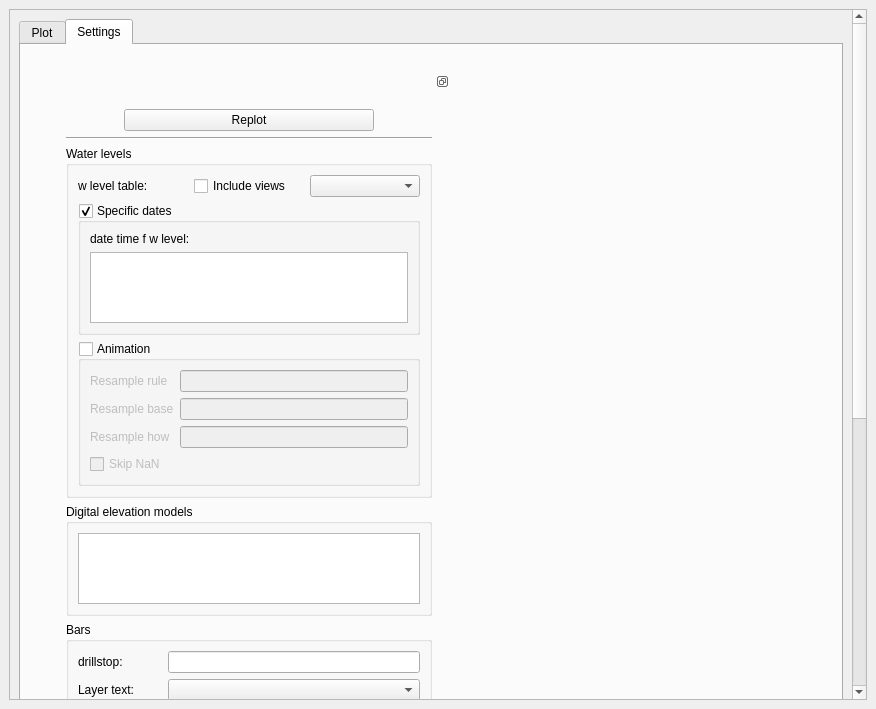
Above: ui/secplotdockwidget.ui from jkall/qgis-midvatten-plugin before the change. Below: the same form after it.
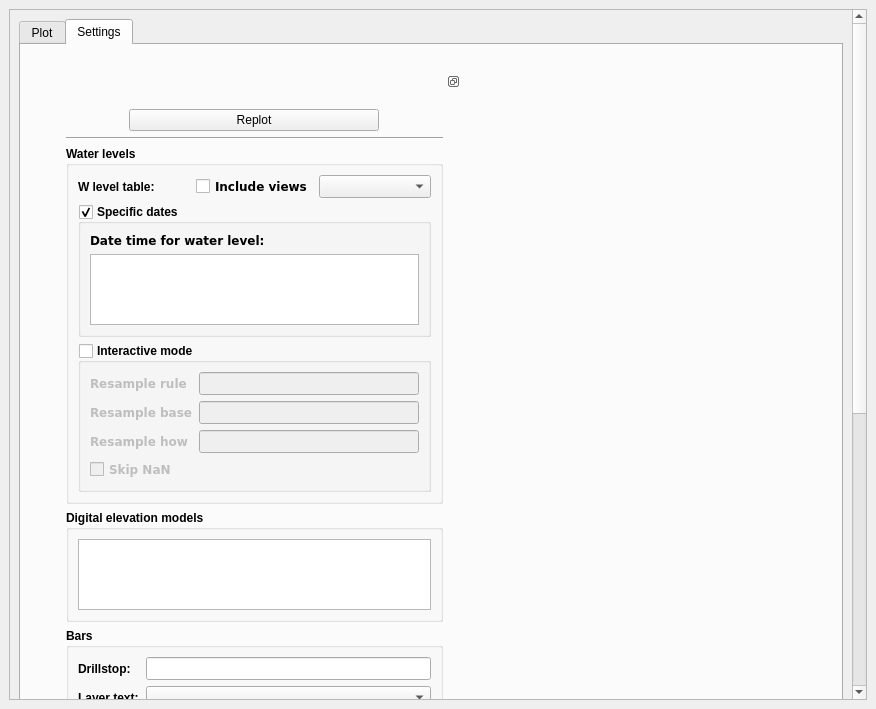
That is the form after the change. The open tabs and pages were chosen to show the change. Custom widgets are drawn as their Qt base class.

Commit message: Changed name from animation to interactive mode.

What changed in the file:
```diff
--- a/ui/secplotdockwidget.ui
+++ b/ui/secplotdockwidget.ui
@@ -27,9 +27,9 @@
        <property name="geometry">
         <rect>
          <x>0</x>
-         <y>0</y>
+         <y>-21</y>
          <width>835</width>
-         <height>1475</height>
+         <height>1436</height>
         </rect>
        </property>
        <layout class="QVBoxLayout" name="verticalLayout_9">
@@ -148,6 +148,12 @@
                            </item>
                            <item>
                             <widget class="QgsCollapsibleGroupBox" name="wlvl_groupbox">
+                             <property name="font">
+                              <font>
+                               <weight>75</weight>
+                               <bold>true</bold>
+                              </font>
+                             </property>
                              <property name="title">
                               <string>Water levels</string>
                              </property>
@@ -163,12 +169,18 @@
                                 <item>
                                  <widget class="QLabel" name="label">
                                   <property name="text">
-                                   <string>w level table:</string>
+                                   <string>W level table:</string>
                                   </property>
                                  </widget>
                                 </item>
                                 <item>
                                  <widget class="QCheckBox" name="include_views_checkBox">
+                                  <property name="font">
+                                   <font>
+                                    <family>DejaVu Sans</family>
+                                    <pointsize>9</pointsize>
+                                   </font>
+                                  </property>
                                   <property name="text">
                                    <string>Include views</string>
                                   </property>
@@ -176,6 +188,12 @@
                                 </item>
                                 <item>
                                  <widget class="QComboBox" name="wlvltableComboBox">
+                                  <property name="font">
+                                   <font>
+                                    <family>DejaVu Sans</family>
+                                    <pointsize>9</pointsize>
+                                   </font>
+                                  </property>
                                   <property name="toolTip">
                                    <string>Table with water level data</string>
                                   </property>
@@ -203,8 +221,14 @@
                                      <verstretch>0</verstretch>
                                     </sizepolicy>
                                    </property>
+                                   <property name="font">
+                                    <font>
+                                     <family>DejaVu Sans</family>
+                                     <pointsize>9</pointsize>
+                                    </font>
+                                   </property>
                                    <property name="text">
-                                    <string>date time f w level:</string>
+                                    <string>Date time for water level:</string>
                                    </property>
                                   </widget>
                                  </item>
@@ -216,6 +240,12 @@
                                      <verstretch>0</verstretch>
                                     </sizepolicy>
                                    </property>
+                                   <property name="font">
+                                    <font>
+                                     <family>DejaVu Sans</family>
+                                     <pointsize>9</pointsize>
+                                    </font>
+                                   </property>
                                    <property name="toolTip">
                                     <string>&lt;!DOCTYPE HTML PUBLIC &quot;-//W3C//DTD HTML 4.0//EN&quot; &quot;http://www.w3.org/TR/REC-html40/strict.dtd&quot;&gt;
 &lt;html&gt;&lt;head&gt;&lt;meta name=&quot;qrichtext&quot; content=&quot;1&quot; /&gt;&lt;style type=&quot;text/css&quot;&gt;
@@ -239,7 +269,7 @@
                               <item>
                                <widget class="QGroupBox" name="animation_groupbox">
                                 <property name="title">
-                                 <string>Animation</string>
+                                 <string>Interactive mode</string>
                                 </property>
                                 <property name="checkable">
                                  <bool>true</bool>
@@ -250,26 +280,58 @@
                                 <layout class="QGridLayout" name="gridLayout">
                                  <item row="1" column="1">
                                   <widget class="QLineEdit" name="resample_base">
+                                   <property name="font">
+                                    <font>
+                                     <family>DejaVu Sans</family>
+                                     <pointsize>9</pointsize>
+                                    </font>
+                                   </property>
                                    <property name="inputMethodHints">
                                     <set>Qt::ImhDigitsOnly</set>
                                    </property>
                                   </widget>
                                  </item>
                                  <item row="0" column="1">
-                                  <widget class="QLineEdit" name="resample_rule"/>
+                                  <widget class="QLineEdit" name="resample_rule">
+                                   <property name="font">
+                                    <font>
+                                     <family>DejaVu Sans</family>
+                                     <pointsize>9</pointsize>
+                                    </font>
+                                   </property>
+                                  </widget>
                                  </item>
                                  <item row="0" column="0">
                                   <widget class="QLabel" name="label_9">
+                                   <property name="font">
+                                    <font>
+                                     <family>DejaVu Sans</family>
+                                     <pointsize>9</pointsize>
+                                    </font>
+                                   </property>
                                    <property name="text">
                                     <string>Resample rule</string>
                                    </property>
                                   </widget>
                                  </item>
                                  <item row="2" column="1">
-                                  <widget class="QLineEdit" name="resample_how"/>
+                                  <widget class="QLineEdit" name="resample_how">
+                                   <property name="font">
+                                    <font>
+                                     <family>DejaVu Sans</family>
+                                     <pointsize>9</pointsize>
+                                    </font>
+                                   </property>
+                                  </widget>
                                  </item>
                                  <item row="1" column="0">
                                   <widget class="QLabel" name="label_10">
+                                   <property name="font">
+                                    <font>
+                                     <family>DejaVu Sans</family>
+                                     <pointsize>9</pointsize>
+                                    </font>
+                                   </property>
                                    <property name="text">
                                     <string>Resample base</string>
                                    </property>
@@ -277,6 +339,12 @@
                                  </item>
                                  <item row="2" column="0">
                                   <widget class="QLabel" name="label_11">
+                                   <property name="font">
+                                    <font>
+                                     <family>DejaVu Sans</family>
+                                     <pointsize>9</pointsize>
+                                    </font>
+                                   </property>
                                    <property name="text">
                                     <string>Resample how</string>
                                    </property>
@@ -290,6 +358,12 @@
                                      <verstretch>0</verstretch>
                                     </sizepolicy>
                                    </property>
+                                   <property name="font">
+                                    <font>
+                                     <family>DejaVu Sans</family>
+                                     <pointsize>9</pointsize>
+                                    </font>
+                                   </property>
                                    <property name="text">
                                     <string>Skip NaN</string>
                                    </property>
@@ -303,6 +377,12 @@
                            </item>
                            <item>
                             <widget class="QgsCollapsibleGroupBox" name="dem_groupbox">
+                             <property name="font">
+                              <font>
+                               <weight>75</weight>
+                               <bold>true</bold>
+                              </font>
+                             </property>
                              <property name="title">
                               <string>Digital elevation models</string>
                              </property>
@@ -315,6 +395,12 @@
                                   <verstretch>0</verstretch>
                                  </sizepolicy>
                                 </property>
+                                <property name="font">
+                                 <font>
+                                  <family>DejaVu Sans</family>
+                                  <pointsize>9</pointsize>
+                                 </font>
+                                </property>
                                 <property name="cursor" stdset="0">
                                  <cursorShape>ArrowCursor</cursorShape>
                                 </property>
@@ -337,6 +423,12 @@
                            </item>
                            <item>
                             <widget class="QgsCollapsibleGroupBox" name="bar_groupbox">
+                             <property name="font">
+                              <font>
+                               <weight>75</weight>
+                               <bold>true</bold>
+                              </font>
+                             </property>
                              <property name="title">
                               <string>Bars</string>
                              </property>
@@ -344,14 +436,14 @@
                               <item row="0" column="0">
                                <widget class="QLabel" name="label_2">
                                 <property name="text">
-                                 <string>drillstop:</string>
+                                 <string>Drillstop:</string>
                                 </property>
                                </widget>
                               </item>
                               <item row="3" column="0">
                                <widget class="QLabel" name="label_6">
                                 <property name="text">
-                                 <string>Barwidths</string>
+                                 <string>Barwidths:</string>
                                 </property>
                                </widget>
                               </item>
@@ -389,6 +481,12 @@
                                   <verstretch>0</verstretch>
                                  </sizepolicy>
                                 </property>
+                                <property name="font">
+                                 <font>
+                                  <family>DejaVu Sans</family>
+                                  <pointsize>9</pointsize>
+                                 </font>
+                                </property>
                                 <property name="toolTip">
                                  <string extracomment="not yet implemented">select specific drillstop that will be indicated in plot, use % for wildcard</string>
                                 </property>
@@ -399,6 +497,12 @@
                                 <property name="enabled">
                                  <bool>true</bool>
                                 </property>
+                                <property name="font">
+                                 <font>
+                                  <family>DejaVu Sans</family>
+                                  <pointsize>9</pointsize>
+                                 </font>
+                                </property>
                                </widget>
                               </item>
                               <item row="2" column="1" colspan="3">
@@ -433,6 +537,12 @@
                                  </item>
                                  <item>
                                   <widget class="QRadioButton" name="radioButton">
+                                   <property name="font">
+                                    <font>
+                                     <family>DejaVu Sans</family>
+                                     <pointsize>9</pointsize>
+                                    </font>
+                                   </property>
                                    <property name="text">
                                     <string>None</string>
                                    </property>
@@ -446,6 +556,12 @@
                                 <layout class="QHBoxLayout" name="horizontalLayout_3">
                                  <item>
                                   <widget class="QRadioButton" name="width_of_profile">
+                                   <property name="font">
+                                    <font>
+                                     <family>DejaVu Sans</family>
+                                     <pointsize>9</pointsize>
+                                    </font>
+                                   </property>
                                    <property name="text">
                                     <string>% of profile</string>
                                    </property>
@@ -456,6 +572,12 @@
                                  </item>
                                  <item>
                                   <widget class="QRadioButton" name="width_of_plot">
+                                   <property name="font">
+                                    <font>
+                                     <family>DejaVu Sans</family>
+                                     <pointsize>9</pointsize>
+                                    </font>
+                                   </property>
                                    <property name="text">
                                     <string>% of plot</string>
                                    </property>
@@ -472,6 +594,12 @@
                                      <height>27</height>
                                     </size>
                                    </property>
+                                   <property name="font">
+                                    <font>
+                                     <family>DejaVu Sans</family>
+                                     <pointsize>9</pointsize>
+                                    </font>
+                                   </property>
                                    <property name="toolTip">
                                     <string>give stratigraphy bar width (% of full scale) which also affects sampling interval for DEM(s)</string>
                                    </property>
@@ -491,6 +619,12 @@
                            </item>
                            <item>
                             <widget class="QgsCollapsibleGroupBox" name="plots_groupbox">
+                             <property name="font">
+                              <font>
+                               <weight>75</weight>
+                               <bold>true</bold>
+                              </font>
+                             </property>
                              <property name="title">
                               <string>Plot settings</string>
                              </property>
@@ -524,6 +658,12 @@
                                 </item>
                                 <item>
                                  <widget class="QRadioButton" name="dynamic_plot_size">
+                                  <property name="font">
+                                   <font>
+                                    <family>DejaVu Sans</family>
+                                    <pointsize>9</pointsize>
+                                   </font>
+                                  </property>
                                   <property name="toolTip">
                                    <string>&lt;html&gt;&lt;head/&gt;&lt;body&gt;&lt;p&gt;Dynamic plotsize: The plot size will adjust to the customplot window size.&lt;br/&gt;Fixed: The plot size will be set to the parameter figure.figsize from the used style file.&lt;/p&gt;&lt;/body&gt;&lt;/html&gt;</string>
                                   </property>
@@ -537,6 +677,12 @@
                                 </item>
                                 <item>
                                  <widget class="QRadioButton" name="radioButton_2">
+                                  <property name="font">
+                                   <font>
+                                    <family>DejaVu Sans</family>
+                                    <pointsize>9</pointsize>
+                                   </font>
+                                  </property>
                                   <property name="toolTip">
                                    <string>&lt;html&gt;&lt;head/&gt;&lt;body&gt;&lt;p&gt;Dynamic plotsize: The plot size will adjust to the customplot window size.&lt;br/&gt;Fixed: The plot size will be set to the parameter figure.figsize from the used style file.&lt;/p&gt;&lt;/body&gt;&lt;/html&gt;</string>
                                   </property>
@@ -550,7 +696,7 @@
                               <item>
                                <widget class="QLabel" name="label_4">
                                 <property name="text">
-                                 <string>Templates</string>
+                                 <string>Templates:</string>
                                 </property>
                                </widget>
                               </item>
@@ -561,6 +707,12 @@
                                 </property>
                                 <item row="1" column="2">
                                  <widget class="QPushButton" name="edit_button">
+                                  <property name="font">
+                                   <font>
+                                    <family>DejaVu Sans</family>
+                                    <pointsize>9</pointsize>
+                                   </font>
+                                  </property>
                                   <property name="toolTip">
                                    <string>&lt;html&gt;&lt;head/&gt;&lt;body&gt;&lt;p&gt;Edit current loaded template.&lt;/p&gt;&lt;p&gt;Note: Changes are not saved to a template file. Use Save as... to save changes to file.&lt;br/&gt;&lt;/p&gt;&lt;/body&gt;&lt;/html&gt;</string>
                                   </property>
@@ -578,6 +730,12 @@
                                 </item>
                                 <item row="2" column="2">
                                  <widget class="QPushButton" name="load_button">
+                                  <property name="font">
+                                   <font>
+                                    <family>DejaVu Sans</family>
+                                    <pointsize>9</pointsize>
+                                   </font>
+                                  </property>
                                   <property name="toolTip">
                                    <string>&lt;html&gt;&lt;head/&gt;&lt;body&gt;&lt;p&gt;Load the selected template.&lt;/p&gt;&lt;/body&gt;&lt;/html&gt;</string>
                                   </property>
@@ -594,10 +752,22 @@
                                     <verstretch>0</verstretch>
                                    </sizepolicy>
                                   </property>
+                                  <property name="font">
+                                   <font>
+                                    <family>DejaVu Sans</family>
+                                    <pointsize>9</pointsize>
+                                   </font>
+                                  </property>
                                  </widget>
                                 </item>
                                 <item row="4" column="2">
                                  <widget class="QPushButton" name="import_button">
+                                  <property name="font">
+                                   <font>
+                                    <family>DejaVu Sans</family>
+                                    <pointsize>9</pointsize>
+                                   </font>
+                                  </property>
                                   <property name="toolTip">
                                    <string>&lt;html&gt;&lt;head/&gt;&lt;body&gt;&lt;p&gt;Import template files.&lt;/p&gt;&lt;/body&gt;&lt;/html&gt;</string>
                                   </property>
@@ -608,6 +778,12 @@
                                 </item>
                                 <item row="5" column="2">
                                  <widget class="QPushButton" name="remove_button">
+                                  <property name="font">
+                                   <font>
+                                    <family>DejaVu Sans</family>
+                                    <pointsize>9</pointsize>
+                                   </font>
+                                  </property>
                                   <property name="toolTip">
                                    <string>&lt;html&gt;&lt;head/&gt;&lt;body&gt;&lt;p&gt;Remove a template from the list.&lt;/p&gt;&lt;p&gt;&lt;br/&gt;&lt;/p&gt;&lt;p&gt;Note:&lt;/p&gt;&lt;p&gt;* Saved template files will not be removed from disk.&lt;/p&gt;&lt;p&gt;* Templates in default template folder will reappear again next time Section plot is used.&lt;/p&gt;&lt;/body&gt;&lt;/html&gt;</string>
                                   </property>
@@ -618,6 +794,12 @@
                                 </item>
                                 <item row="3" column="2">
                                  <widget class="QPushButton" name="save_as_button">
+                                  <property name="font">
+                                   <font>
+                                    <family>DejaVu Sans</family>
+                                    <pointsize>9</pointsize>
+                                   </font>
+                                  </property>
                                   <property name="toolTip">
                                    <string>&lt;html&gt;&lt;head/&gt;&lt;body&gt;&lt;p&gt;Save the loaded template to file.&lt;/p&gt;&lt;/body&gt;&lt;/html&gt;</string>
                                   </property>
```
